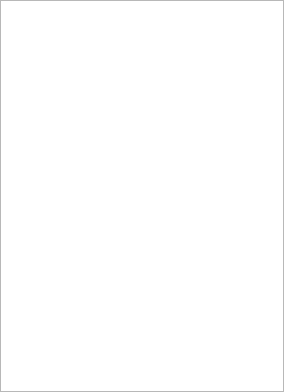
15903016222/Voice, file ui/menuwidget/measurementdialog.ui: the form before one commit.
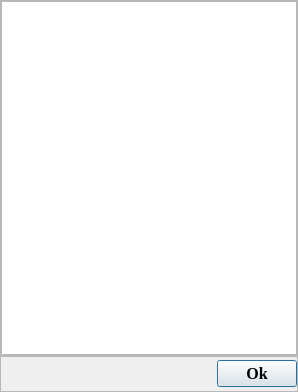
The form after the commit.

Commit message: 修改：显示信息一栏的背景色和字体， 增加：测量值对话框显示无框窗体，增加一个按钮退出，

```diff
--- a/ui/menuwidget/measurementdialog.ui
+++ b/ui/menuwidget/measurementdialog.ui
@@ -6,14 +6,17 @@
    <rect>
     <x>0</x>
     <y>0</y>
-    <width>284</width>
+    <width>298</width>
     <height>392</height>
    </rect>
   </property>
   <property name="windowTitle">
    <string>Measure Value</string>
   </property>
-  <layout class="QGridLayout" name="gridLayout">
+  <layout class="QVBoxLayout" name="verticalLayout" stretch="10,1">
+   <property name="spacing">
+    <number>0</number>
+   </property>
    <property name="leftMargin">
     <number>0</number>
    </property>
@@ -26,11 +29,97 @@
    <property name="bottomMargin">
     <number>0</number>
    </property>
-   <property name="spacing">
-    <number>0</number>
-   </property>
-   <item row="0" column="0">
-    <widget class="QListView" name="listView"/>
+   <item>
+    <widget class="QScrollArea" name="scrollArea">
+     <property name="widgetResizable">
+      <bool>true</bool>
+     </property>
+     <widget class="QWidget" name="scrollAreaWidgetContents">
+      <property name="geometry">
+       <rect>
+        <x>0</x>
+        <y>0</y>
+        <width>296</width>
+        <height>354</height>
+       </rect>
+      </property>
+      <layout class="QGridLayout" name="gridLayout">
+       <property name="leftMargin">
+        <number>0</number>
+       </property>
+       <property name="topMargin">
+        <number>0</number>
+       </property>
+       <property name="rightMargin">
+        <number>0</number>
+       </property>
+       <property name="bottomMargin">
+        <number>0</number>
+       </property>
+       <property name="spacing">
+        <number>0</number>
+       </property>
+       <item row="0" column="0">
+        <widget class="QListView" name="listView"/>
+       </item>
+      </layout>
+     </widget>
+    </widget>
+   </item>
+   <item>
+    <widget class="QFrame" name="frame">
+     <property name="frameShape">
+      <enum>QFrame::StyledPanel</enum>
+     </property>
+     <property name="frameShadow">
+      <enum>QFrame::Raised</enum>
+     </property>
+     <layout class="QHBoxLayout" name="horizontalLayout">
+      <property name="spacing">
+       <number>0</number>
+      </property>
+      <property name="leftMargin">
+       <number>0</number>
+      </property>
+      <property name="topMargin">
+       <number>0</number>
+      </property>
+      <property name="rightMargin">
+       <number>0</number>
+      </property>
+      <property name="bottomMargin">
+       <number>0</number>
+      </property>
+      <item>
+       <spacer name="horizontalSpacer">
+        <property name="orientation">
+         <enum>Qt::Horizontal</enum>
+        </property>
+        <property name="sizeHint" stdset="0">
+         <size>
+          <width>218</width>
+          <height>20</height>
+         </size>
+        </property>
+       </spacer>
+      </item>
+      <item>
+       <widget class="QPushButton" name="pushButton_ok">
+        <property name="font">
+         <font>
+          <family>Times New Roman</family>
+          <pointsize>12</pointsize>
+          <weight>75</weight>
+          <bold>true</bold>
+         </font>
+        </property>
+        <property name="text">
+         <string>Ok</string>
+        </property>
+       </widget>
+      </item>
+     </layout>
+    </widget>
    </item>
   </layout>
  </widget>
```
The commit also changes 6 other files.
